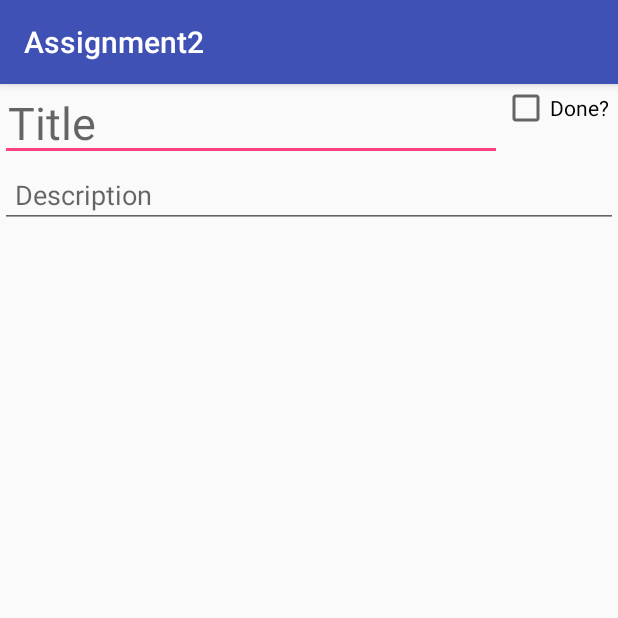
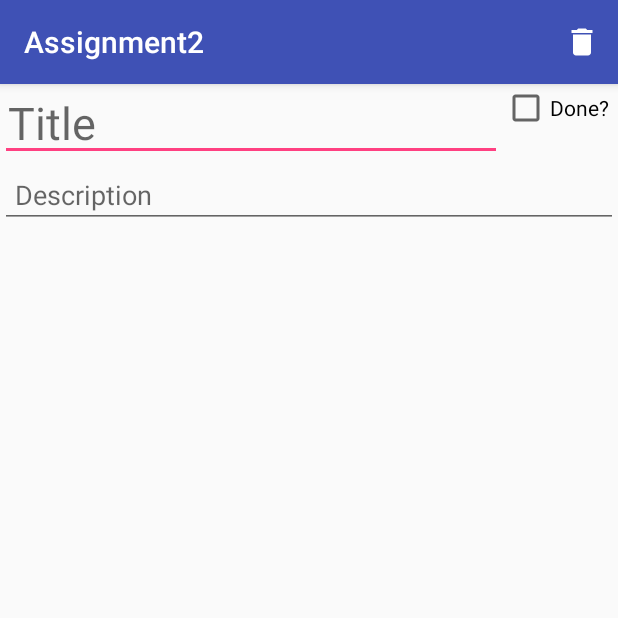
Before and after one commit to torencaldwell/Assignment2, an Android app: the screen it shows after launch (todoActivity), after a tap on an icon or button, on a phone screen of 412 x 824 dp, the top half of it. Run offline under Robolectric (Android 15) with nearby library versions, the phone set to English and light mode, and no system bars.

Commit message:
Added delete functionality and began work on notifications

```diff
--- a/app/src/main/java/edu/uark/csce/assignment2/MainActivity.java
+++ b/app/src/main/java/edu/uark/csce/assignment2/MainActivity.java
@@ -1,6 +1,9 @@
 package edu.uark.csce.assignment2;
 
 import android.app.ListActivity;
+import android.app.NotificationChannel;
+import android.app.NotificationManager;
+import android.content.Context;
 import android.content.CursorLoader;
 import android.content.Intent;
 import android.database.Cursor;
@@ -8,6 +11,7 @@ import android.os.Bundle;
 import android.support.design.widget.FloatingActionButton;
 import android.support.design.widget.Snackbar;
 import android.support.v7.app.AppCompatActivity;
+import android.support.v4.app.NotificationCompat;
 import android.support.v7.widget.Toolbar;
 import android.util.Log;
 import android.view.View;
@@ -33,7 +37,7 @@ public class MainActivity extends AppCompatActivity {
         Toolbar toolbar = (Toolbar) findViewById(R.id.toolbar);
         setSupportActionBar(toolbar);
 
-        listView = (ListView)findViewById(R.id.itemsList);  //TODO: change to recylerview
+        listView = (ListView)findViewById(R.id.itemsList);
 
         FloatingActionButton add_fab = (FloatingActionButton) findViewById(R.id.fab);
         add_fab.setOnClickListener(new View.OnClickListener() {
@@ -126,4 +130,5 @@ public class MainActivity extends AppCompatActivity {
 
         return super.onOptionsItemSelected(item);
     }
+
 }
--- /dev/null
+++ b/app/src/main/res/drawable/ic_delete_white_24dp.xml
@@ -0,0 +1,9 @@
+<vector xmlns:android="http://schemas.android.com/apk/res/android"
+        android:width="24dp"
+        android:height="24dp"
+        android:viewportWidth="24.0"
+        android:viewportHeight="24.0">
+    <path
+        android:fillColor="#FFFFFF"
+        android:pathData="M6,19c0,1.1 0.9,2 2,2h8c1.1,0 2,-0.9 2,-2V7H6v12zM19,4h-3.5l-1,-1h-5l-1,1H5v2h14V4z"/>
+</vector>
--- /dev/null
+++ b/app/src/main/res/drawable/ic_timelapse_white_24dp.xml
@@ -0,0 +1,9 @@
+<vector xmlns:android="http://schemas.android.com/apk/res/android"
+        android:width="24dp"
+        android:height="24dp"
+        android:viewportWidth="24.0"
+        android:viewportHeight="24.0">
+    <path
+        android:fillColor="#FFFFFF"
+        android:pathData="M16.24,7.76C15.07,6.59 13.54,6 12,6v6l-4.24,4.24c2.34,2.34 6.14,2.34 8.49,0 2.34,-2.34 2.34,-6.14 -0.01,-8.48zM12,2C6.48,2 2,6.48 2,12s4.48,10 10,10 10,-4.48 10,-10S17.52,2 12,2zM12,20c-4.42,0 -8,-3.58 -8,-8s3.58,-8 8,-8 8,3.58 8,8 -3.58,8 -8,8z"/>
+</vector>
--- a/app/src/main/res/layout/activity_main.xml
+++ b/app/src/main/res/layout/activity_main.xml
@@ -10,6 +10,7 @@
         android:layout_width="match_parent"
         android:layout_height="wrap_content"
         android:theme="@style/AppTheme.AppBarOverlay">
+
 
         <android.support.v7.widget.Toolbar
             android:id="@+id/toolbar"
--- a/app/src/main/res/layout/content_main.xml
+++ b/app/src/main/res/layout/content_main.xml
@@ -1,5 +1,5 @@
 <?xml version="1.0" encoding="utf-8"?>
-<android.support.v7.widget.RecyclerView
+<ListView
     xmlns:android="http://schemas.android.com/apk/res/android"
     xmlns:app="http://schemas.android.com/apk/res-auto"
     xmlns:tools="http://schemas.android.com/tools"
@@ -10,4 +10,4 @@
     tools:showIn="@layout/activity_main"
     android:id="@+id/itemsList">
 
-</android.support.v7.widget.RecyclerView>
+</ListView>
--- /dev/null
+++ b/app/src/main/res/menu/menu_todo.xml
@@ -0,0 +1,9 @@
+<?xml version="1.0" encoding="utf-8"?>
+<menu xmlns:android="http://schemas.android.com/apk/res/android"
+    xmlns:app="http://schemas.android.com/apk/res-auto">
+    <item
+        android:id="@+id/action_delete"
+        android:icon="@drawable/ic_delete_white_24dp"
+        android:title="DeleteButton"
+        app:showAsAction="ifRoom"/>
+</menu>
```
Also changed, not shown: app/src/main/AndroidManifest.xml (+6 -1 lines), app/src/main/java/edu/uark/csce/assignment2/NotificationPublisher.java (added, +27 -0 lines), app/src/main/java/edu/uark/csce/assignment2/todoActivity.java (+89 -7 lines).
